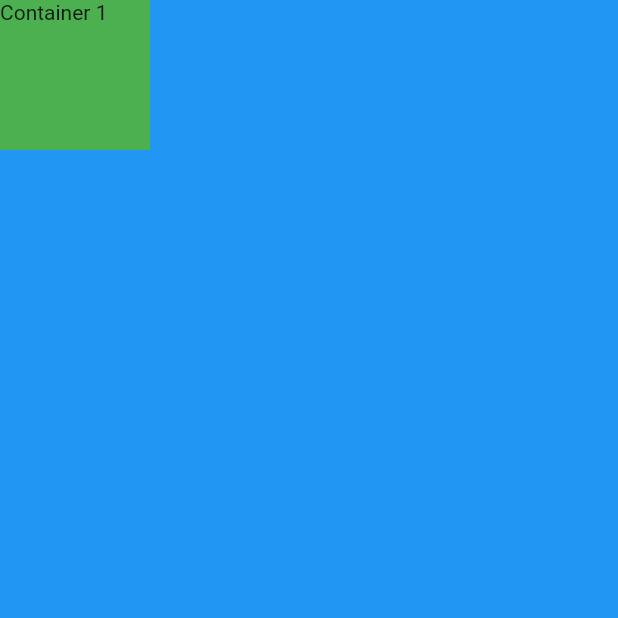
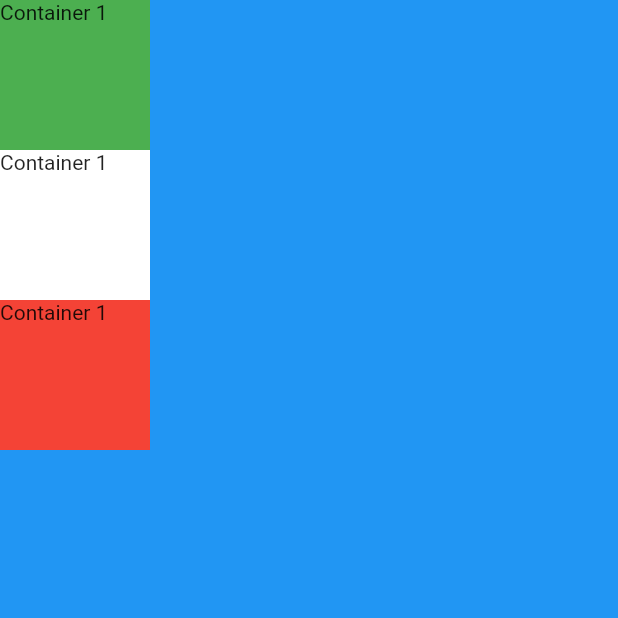
Before and after one commit to handsomemofokeng/mi_card, a Flutter app: the screen it shows after launch, on a phone screen of 412 x 824 dp, the top half of it. Run offline on Flutter 3.47's test engine with Material 2 defaults, Android fonts, the phone set to English and light mode, and no system bars.

Commit message:
Added column

```diff
--- a/lib/main.dart
+++ b/lib/main.dart
@@ -9,11 +9,27 @@ class MyApp extends StatelessWidget {
       home: Scaffold(
         backgroundColor: Colors.blue,
         body: SafeArea(
-          child: Container(
-            height: 100.0,
-            width: 100.0,
-            color: Colors.green,
-            child: Text('Container 1'),
+          child: Column(
+            children: <Widget>[
+              Container(
+                height: 100.0,
+                width: 100.0,
+                color: Colors.green,
+                child: Text('Container 1'),
+              ),
+              Container(
+                height: 100.0,
+                width: 100.0,
+                color: Colors.white,
+                child: Text('Container 1'),
+              ),
+              Container(
+                height: 100.0,
+                width: 100.0,
+                color: Colors.red,
+                child: Text('Container 1'),
+              ),
+            ],
           ),
         ),
       ),
```
